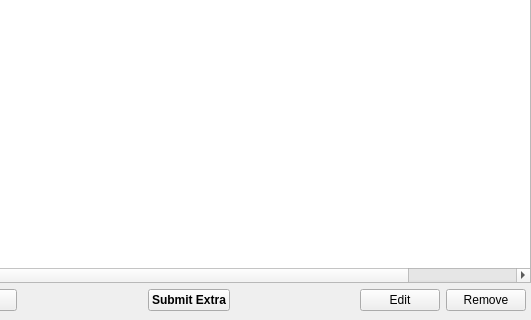
Old version of the form BaseClient/Source/ManageExtraWidget.ui in the repository WorksAhead/Base; both pictures show x 240 to 771 and y 294 to 614 of the 771 by 614 pixel window.
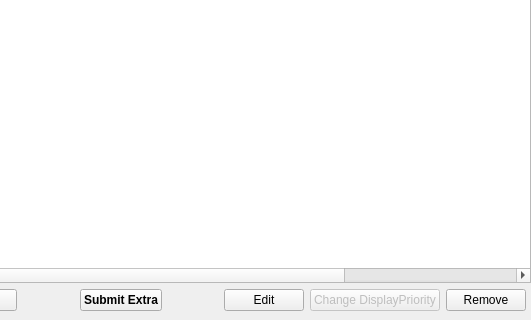
New version of the form.

Diff of the .ui file:
```diff
--- a/BaseClient/Source/ManageExtraWidget.ui
+++ b/BaseClient/Source/ManageExtraWidget.ui
@@ -83,6 +83,11 @@
        <string>Info</string>
       </property>
      </column>
+     <column>
+      <property name="text">
+       <string>DisplayPriority</string>
+      </property>
+     </column>
      <column>
       <property name="text">
        <string>State</string>
@@ -165,6 +170,16 @@
        </property>
       </widget>
      </item>
+     <item>
+      <widget class="QPushButton" name="changeDisplayPriorityButton">
+       <property name="enabled">
+        <bool>false</bool>
+       </property>
+       <property name="text">
+        <string>Change DisplayPriority</string>
+       </property>
+      </widget>
+     </item>
      <item>
       <widget class="QPushButton" name="removeButton">
        <property name="text">
```
